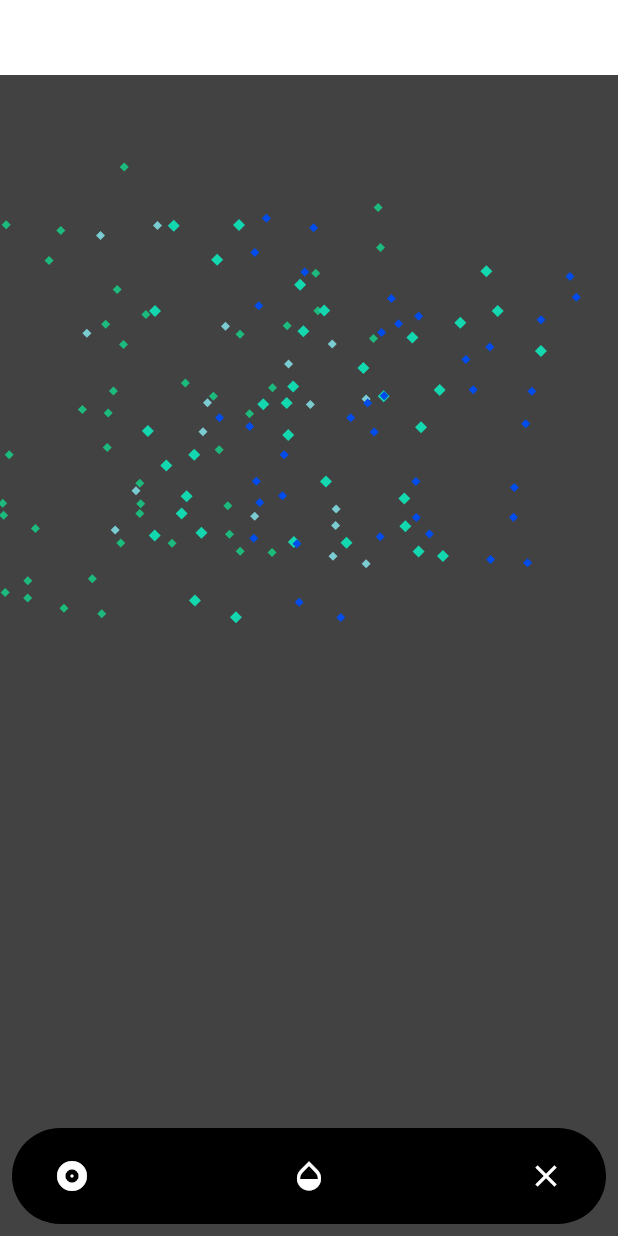
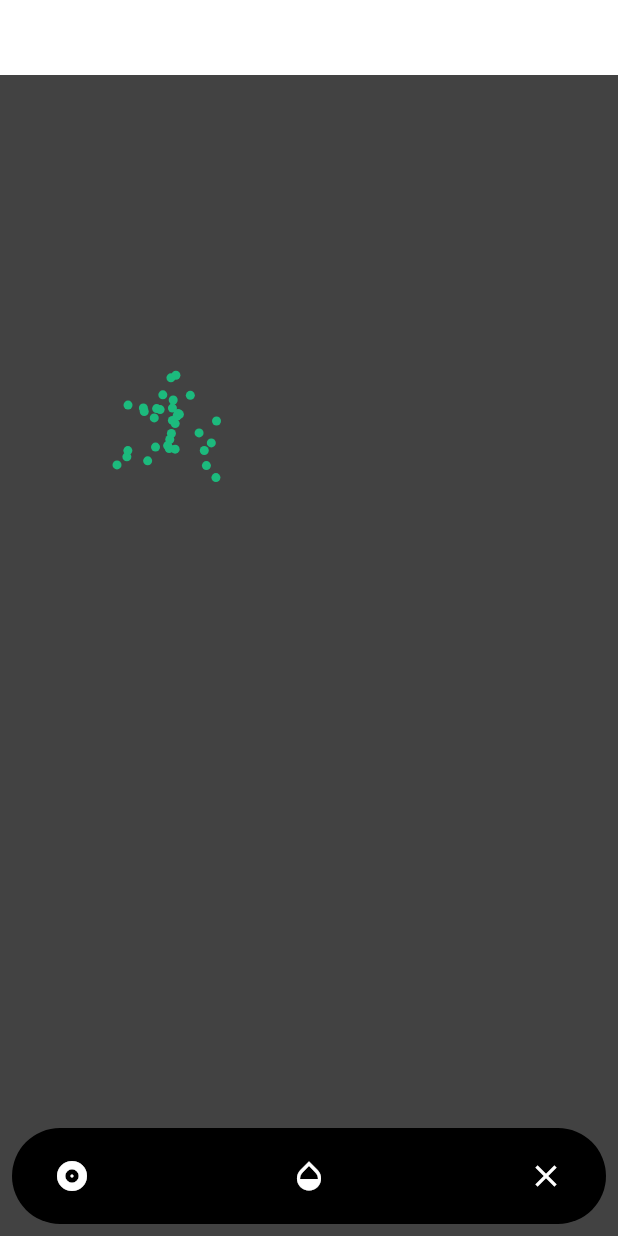
Before and after one commit to netgfx/Shapes-in-the-Dart, a Flutter app: the screen it shows after launch, on a phone screen of 412 x 824 dp. Run offline on Flutter 3.47's test engine with Material 2 defaults, Android fonts, the phone set to English and light mode, and no system bars; our stand-ins replace args, flutter_image_compress, flutter_native_image, image_picker, lottie, rflutter_alert and 2 more; missing offline and left inert: delaunay, fast_poisson_disk_sampling, spring, statsfl.

Commit message:
added some comments for medium article

```diff
--- a/flutter_shaders/lib/LetterParticles.dart
+++ b/flutter_shaders/lib/LetterParticles.dart
@@ -56,26 +56,57 @@ class LetterParticles extends CustomPainter {
 
   /// Constructor
   LetterParticles({
+    /// <-- The type character to display
     required this.character,
+
+    /// <-- The animation controller
     required this.controller,
+
+    /// <-- Desired FPS
     required this.fps,
+
+    /// <-- Color of the particles
     required this.color,
+
+    /// <-- Radius of the particles (if circle)
     required this.radius,
+
+    /// <-- Type of particle shape (circle, rectangle, etc...)
     required this.type,
+
+    /// <-- The desired animation
     required this.effect,
+
+    /// <-- The delay until the animation starts
     required this.delay,
+
+    /// <-- The animation easing function
     required this.ease,
+
+    /// <-- If the animation contains stagger
     this.stagger,
+
+    /// <-- The rate at which the ticker runs
     this.rate,
+
+    /// <-- The particles blend mode (default: BlendMode.src)
     this.blendMode,
+
+    /// <-- Custom callback to call after Delay has passed
     this.animate,
   }) : super(repaint: controller) {
-    /// safeguard
+    /// safeguard as we only support capital letters for now
     this.character = this.character.toUpperCase();
+
+    /// the delay in ms based on desired fps
     this.timeDecay = (1 / this.fps * 1000).round();
+
+    /// default painter
     Paint fill = Paint()
       ..color = this.color
       ..style = PaintingStyle.fill;
+
+    /// a temp list of points
     List<double>? points = [];
 
     if (int.tryParse(this.character) == null) {
@@ -84,24 +115,21 @@ class LetterParticles extends CustomPainter {
       points = numberPaths[this.character];
     }
 
+    /// here we need to calculate the diff of each letter based on its position
+    /// versus the initial position
     double maxX = 0;
     double minX = 10000;
     double maxY = 0;
     double minY = 10000;
     for (var i = 0; i < points!.length; i += 2) {
-      /// find the max and min
+      /// find the min
 
       if (points[i] < minX) {
         minX = points[i];
       }
-      if (points[i] > maxX) {
-        maxX = points[i];
-      }
+
       if (points[i + 1] < minY) {
         minY = points[i + 1];
-      }
-      if (points[i + 1] > maxY) {
-        maxY = points[i + 1];
       }
     }
 
--- a/flutter_shaders/lib/MazeMode.dart
+++ b/flutter_shaders/lib/MazeMode.dart
@@ -380,85 +380,85 @@ class _MazeModeState extends State<MazeMode> with TickerProviderStateMixin {
                   child: CustomPaint(
                     key: UniqueKey(),
                     painter: LetterParticles(
-                        character: "M",
+                        character: "A",
                         radius: 3,
                         fps: 240,
                         color: randomColor(1),
-                        type: ShapeType.Diamond,
+                        type: ShapeType.Circle,
                         controller: _letterController,
                         effect: lettersEffect,
                         delay: 0,
-                        stagger: true,
-                        ease: Easing.EASE_OUT_SINE,
+                        stagger: false,
+                        ease: Easing.LINEAR,
                         animate: () => {print("animate was called...")}),
                     isComplex: true,
                     willChange: false,
                     child: Container(width: 80, height: 0),
                   ),
                 ),
-                Padding(
-                  padding: EdgeInsets.only(top: 0, left: 0),
-                  child: CustomPaint(
-                    key: UniqueKey(),
-                    painter: LetterParticles(
-                        character: "I",
-                        radius: 3,
-                        fps: 60,
-                        color: randomColor(1),
-                        type: ShapeType.Diamond,
-                        controller: _letterController,
-                        effect: lettersEffect,
-                        delay: 0,
-                        stagger: true,
-                        ease: Easing.EASE_OUT_SINE,
-                        animate: () => {print("animate was called...")}),
-                    isComplex: true,
-                    willChange: false,
-                    child: Container(width: 45, height: 0),
-                  ),
-                ),
-                Padding(
-                  padding: EdgeInsets.only(top: 0, left: 0),
-                  child: CustomPaint(
-                    key: UniqueKey(),
-                    painter: LetterParticles(
-                        character: "K",
-                        radius: 4,
-                        fps: 60,
-                        color: randomColor(1),
-                        type: ShapeType.Diamond,
-                        controller: _letterController,
-                        effect: lettersEffect,
-                        delay: 0,
-                        stagger: true,
-                        ease: Easing.EASE_OUT_SINE,
-                        animate: () => {print("animate was called...")}),
-                    isComplex: true,
-                    willChange: false,
-                    child: Container(width: 60, height: 0),
-                  ),
-                ),
-                Padding(
-                  padding: EdgeInsets.only(top: 0, left: 0),
-                  child: CustomPaint(
-                    key: UniqueKey(),
-                    painter: LetterParticles(
-                        character: "E",
-                        radius: 3,
-                        fps: 60,
-                        color: randomColor(1),
-                        type: ShapeType.Diamond,
-                        controller: _letterController,
-                        effect: lettersEffect,
-                        delay: 0,
-                        stagger: true,
-                        ease: Easing.EASE_OUT_SINE,
-                        animate: () => {print("animate was called...")}),
-                    isComplex: true,
-                    willChange: false,
-                    child: Container(width: 50, height: 0),
-                  ),
-                )
+                // Padding(
+                //   padding: EdgeInsets.only(top: 0, left: 0),
+                //   child: CustomPaint(
+                //     key: UniqueKey(),
+                //     painter: LetterParticles(
+                //         character: "I",
+                //         radius: 3,
+                //         fps: 60,
+                //         color: randomColor(1),
+                //         type: ShapeType.Diamond,
+                //         controller: _letterController,
+                //         effect: lettersEffect,
+                //         delay: 0,
+                //         stagger: true,
+                //         ease: Easing.EASE_OUT_SINE,
+                //         animate: () => {print("animate was called...")}),
+                //     isComplex: true,
+                //     willChange: false,
+                //     child: Container(width: 45, height: 0),
+                //   ),
+                // ),
+                // Padding(
+                //   padding: EdgeInsets.only(top: 0, left: 0),
+                //   child: CustomPaint(
+                //     key: UniqueKey(),
+                //     painter: LetterParticles(
+                //         character: "K",
+                //         radius: 4,
+                //         fps: 60,
+                //         color: randomColor(1),
+                //         type: ShapeType.Diamond,
+                //         controller: _letterController,
+                //         effect: lettersEffect,
+                //         delay: 0,
+                //         stagger: true,
+                //         ease: Easing.EASE_OUT_SINE,
+                //         animate: () => {print("animate was called...")}),
+                //     isComplex: true,
+                //     willChange: false,
+                //     child: Container(width: 60, height: 0),
+                //   ),
+                // ),
+                // Padding(
+                //   padding: EdgeInsets.only(top: 0, left: 0),
+                //   child: CustomPaint(
+                //     key: UniqueKey(),
+                //     painter: LetterParticles(
+                //         character: "E",
+                //         radius: 3,
+                //         fps: 60,
+                //         color: randomColor(1),
+                //         type: ShapeType.Diamond,
+                //         controller: _letterController,
+                //         effect: lettersEffect,
+                //         delay: 0,
+                //         stagger: true,
+                //         ease: Easing.EASE_OUT_SINE,
+                //         animate: () => {print("animate was called...")}),
+                //     isComplex: true,
+                //     willChange: false,
+                //     child: Container(width: 50, height: 0),
+                //   ),
+                // )
               ]),
             ),
             // SpriteWidget(
```
